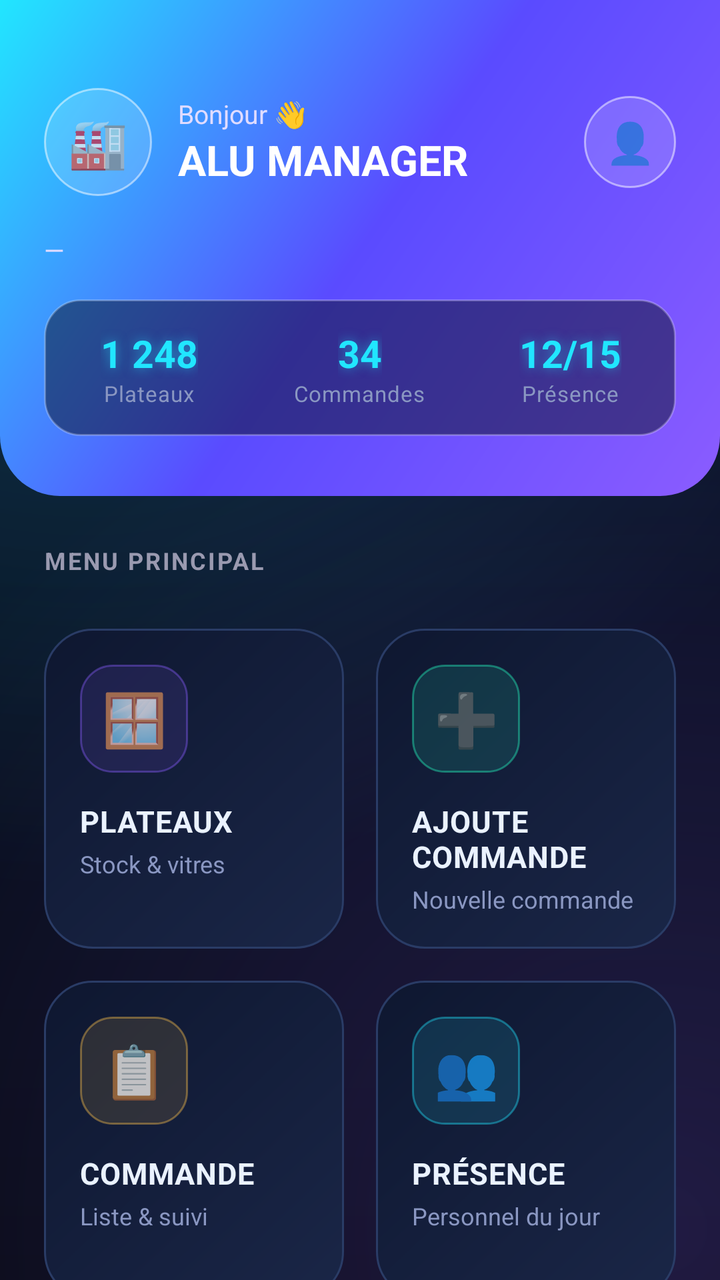
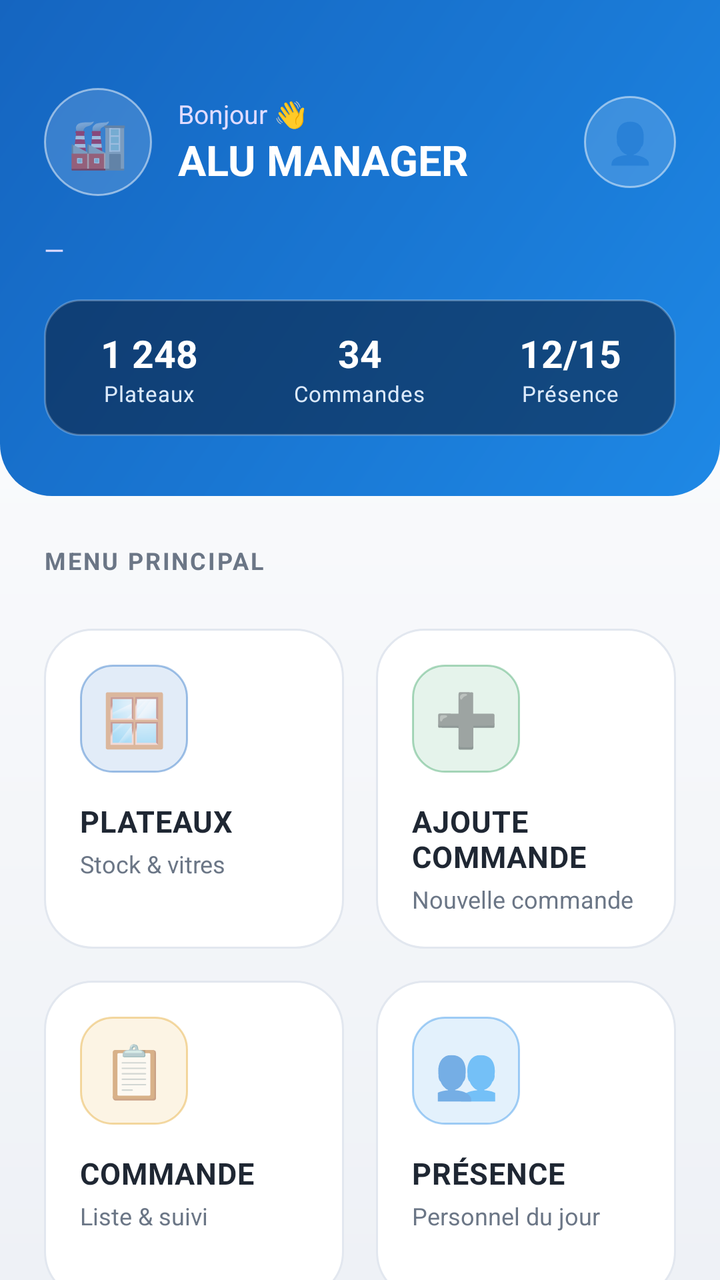

Two renders of the same Android screen: before a commit and after it. Below are the layout's source before the change and the commit's diff.
<!-- AndroidManifest.xml: application theme Theme.AluManager -->
<!-- res/layout/activity_home.xml -->
<?xml version="1.0" encoding="utf-8"?>
<ScrollView xmlns:android="http://schemas.android.com/apk/res/android"
    xmlns:app="http://schemas.android.com/apk/res-auto"
    android:layout_width="match_parent"
    android:layout_height="match_parent"
    android:background="@drawable/bg_space"
    android:fillViewport="true"
    android:scrollbars="none">

    <LinearLayout
        android:layout_width="match_parent"
        android:layout_height="wrap_content"
        android:orientation="vertical">

        
        <LinearLayout
            android:layout_width="match_parent"
            android:layout_height="wrap_content"
            android:background="@drawable/hero_bg"
            android:orientation="vertical"
            android:paddingHorizontal="22dp"
            android:paddingTop="44dp"
            android:paddingBottom="30dp">

            <LinearLayout
                android:layout_width="match_parent"
                android:layout_height="wrap_content"
                android:gravity="center_vertical"
                android:orientation="horizontal">

                <TextView
                    android:layout_width="54dp"
                    android:layout_height="54dp"
                    android:background="@drawable/avatar_circle"
                    android:gravity="center"
                    android:text="🏭"
                    android:textSize="24sp" />

                <LinearLayout
                    android:layout_width="0dp"
                    android:layout_height="wrap_content"
                    android:layout_marginStart="13dp"
                    android:layout_weight="1"
                    android:orientation="vertical">

                    <TextView
                        android:id="@+id/heroGreeting"
                        android:layout_width="wrap_content"
                        android:layout_height="wrap_content"
                        android:text="Bonjour 👋"
                        android:textColor="#E0DCFF"
                        android:textSize="13sp" />

                    <TextView
                        android:id="@+id/heroCompany"
                        android:layout_width="wrap_content"
                        android:layout_height="wrap_content"
                        android:text="ALU MANAGER"
                        android:textColor="#FFFFFF"
                        android:textSize="21sp"
                        android:textStyle="bold" />
                </LinearLayout>

                <TextView
                    android:id="@+id/btnAccount"
                    android:layout_width="46dp"
                    android:layout_height="46dp"
                    android:background="@drawable/avatar_circle"
                    android:gravity="center"
                    android:text="👤"
                    android:textSize="20sp" />
            </LinearLayout>

            <TextView
                android:id="@+id/heroDate"
                android:layout_width="wrap_content"
                android:layout_height="wrap_content"
                android:layout_marginTop="18dp"
                android:text="—"
                android:textColor="#E0DCFF"
                android:textSize="13sp" />

            
            <LinearLayout
                android:layout_width="match_parent"
                android:layout_height="wrap_content"
                android:layout_marginTop="16dp"
                android:background="@drawable/stat_pill"
                android:orientation="horizontal"
                android:paddingVertical="14dp">

                <LinearLayout style="@style/HStat">
                    <TextView style="@style/HStatVal" android:text="1 248" />
                    <TextView style="@style/HStatLbl" android:text="Plateaux" />
                </LinearLayout>

                <LinearLayout style="@style/HStat">
                    <TextView style="@style/HStatVal" android:text="34" />
                    <TextView style="@style/HStatLbl" android:text="Commandes" />
                </LinearLayout>

                <LinearLayout style="@style/HStat">
                    <TextView style="@style/HStatVal" android:text="12/15" />
                    <TextView style="@style/HStatLbl" android:text="Présence" />
                </LinearLayout>
            </LinearLayout>
        </LinearLayout>

        
        <TextView
            android:layout_width="wrap_content"
            android:layout_height="wrap_content"
            android:layout_marginStart="22dp"
            android:layout_marginTop="24dp"
            android:text="MENU PRINCIPAL"
            android:textColor="#9A9AB0"
            android:textSize="12sp"
            android:textStyle="bold"
            android:letterSpacing="0.08" />

        <GridLayout
            android:layout_width="match_parent"
            android:layout_height="wrap_content"
            android:columnCount="2"
            android:padding="14dp"
            android:layout_marginTop="4dp">

            
            <LinearLayout android:id="@+id/cardPlateaux" style="@style/QCard">
                <TextView style="@style/QCardIco" android:background="@drawable/badge_indigo" android:text="🪟" />
                <TextView style="@style/QCardLbl" android:text="PLATEAUX" />
                <TextView style="@style/QCardSub" android:text="Stock &amp; vitres" />
            </LinearLayout>

            
            <LinearLayout android:id="@+id/cardAjoute" style="@style/QCard">
                <TextView style="@style/QCardIco" android:background="@drawable/badge_green" android:text="➕" />
                <TextView style="@style/QCardLbl" android:text="AJOUTE COMMANDE" />
                <TextView style="@style/QCardSub" android:text="Nouvelle commande" />
            </LinearLayout>

            
            <LinearLayout android:id="@+id/cardCommande" style="@style/QCard">
                <TextView style="@style/QCardIco" android:background="@drawable/badge_amber" android:text="📋" />
                <TextView style="@style/QCardLbl" android:text="COMMANDE" />
                <TextView style="@style/QCardSub" android:text="Liste &amp; suivi" />
            </LinearLayout>

            
            <LinearLayout android:id="@+id/cardPresence" style="@style/QCard">
                <TextView style="@style/QCardIco" android:background="@drawable/badge_sky" android:text="👥" />
                <TextView style="@style/QCardLbl" android:text="PRÉSENCE" />
                <TextView style="@style/QCardSub" android:text="Personnel du jour" />
            </LinearLayout>

            
            <LinearLayout android:id="@+id/cardKaonty" style="@style/QCard">
                <TextView style="@style/QCardIco" android:background="@drawable/badge_green" android:text="💰" />
                <TextView style="@style/QCardLbl" android:text="KAONTY" />
                <TextView style="@style/QCardSub" android:text="Versement &amp; sortie" />
            </LinearLayout>

            
            <LinearLayout android:id="@+id/cardDirecteur" style="@style/QCard">
                <TextView style="@style/QCardIco" android:background="@drawable/badge_indigo" android:text="🧠" />
                <TextView style="@style/QCardLbl" android:text="DIRECTEUR IA" />
                <TextView style="@style/QCardSub" android:text="Analyse &amp; conseils" />
            </LinearLayout>

            
            <LinearLayout android:id="@+id/cardOptiCoupe" style="@style/QCard">
                <TextView style="@style/QCardIco" android:background="@drawable/badge_amber" android:text="✂️" />
                <TextView style="@style/QCardLbl" android:text="OPTI COUPE" />
                <TextView style="@style/QCardSub" android:text="Optimiser la chute" />
            </LinearLayout>

        </GridLayout>

        <View
            android:layout_width="match_parent"
            android:layout_height="20dp" />

    </LinearLayout>
</ScrollView>
<!-- resources referenced by this layout -->
<resources>
  <!-- drawable badge_amber (drawable) -->
  <?xml version="1.0" encoding="utf-8"?>
  <shape xmlns:android="http://schemas.android.com/apk/res/android" android:shape="rectangle">
      <solid android:color="#1FFFC34D" />
      <corners android:radius="16dp" />
      <stroke android:width="1dp" android:color="#66FFC34D" />
  </shape>
  <!-- drawable badge_green (drawable) -->
  <?xml version="1.0" encoding="utf-8"?>
  <shape xmlns:android="http://schemas.android.com/apk/res/android" android:shape="rectangle">
      <solid android:color="#1F27FFC4" />
      <corners android:radius="16dp" />
      <stroke android:width="1dp" android:color="#6627FFC4" />
  </shape>
  <!-- drawable badge_indigo (drawable) -->
  <?xml version="1.0" encoding="utf-8"?>
  <shape xmlns:android="http://schemas.android.com/apk/res/android" android:shape="rectangle">
      <solid android:color="#1F8B5CFF" />
      <corners android:radius="16dp" />
      <stroke android:width="1dp" android:color="#668B5CFF" />
  </shape>
  <!-- drawable badge_sky (drawable) -->
  <?xml version="1.0" encoding="utf-8"?>
  <shape xmlns:android="http://schemas.android.com/apk/res/android" android:shape="rectangle">
      <solid android:color="#1F21E6FF" />
      <corners android:radius="16dp" />
      <stroke android:width="1dp" android:color="#6621E6FF" />
  </shape>
  <!-- drawable bg_space (drawable) -->
  <?xml version="1.0" encoding="utf-8"?>
  <layer-list xmlns:android="http://schemas.android.com/apk/res/android">
      <item>
          <shape android:shape="rectangle">
              <gradient
                  android:angle="270"
                  android:startColor="#0C1430"
                  android:centerColor="#080E1F"
                  android:endColor="#060912" />
          </shape>
      </item>
      
      <item>
          <shape android:shape="rectangle">
              <gradient
                  android:type="radial"
                  android:centerX="0.12"
                  android:centerY="0.04"
                  android:gradientRadius="420dp"
                  android:startColor="#3321E6FF"
                  android:endColor="#0021E6FF" />
          </shape>
      </item>
      
      <item>
          <shape android:shape="rectangle">
              <gradient
                  android:type="radial"
                  android:centerX="0.92"
                  android:centerY="0.96"
                  android:gradientRadius="460dp"
                  android:startColor="#338B5CFF"
                  android:endColor="#008B5CFF" />
          </shape>
      </item>
  </layer-list>
  <!-- drawable hero_bg (drawable) -->
  <?xml version="1.0" encoding="utf-8"?>
  <shape xmlns:android="http://schemas.android.com/apk/res/android" android:shape="rectangle">
      <gradient
          android:angle="135"
          android:startColor="#8B5CFF"
          android:centerColor="#5A4BFF"
          android:endColor="#21E6FF" />
      <corners
          android:bottomLeftRadius="30dp"
          android:bottomRightRadius="30dp" />
  </shape>
  <style name="HStatLbl">
          <item name="android:layout_width">wrap_content</item>
          <item name="android:layout_height">wrap_content</item>
          <item name="android:textColor">@color/text_mu</item>
          <item name="android:textSize">11sp</item>
          <item name="android:letterSpacing">0.03</item>
      </style>
  <style name="HStatVal">
          <item name="android:layout_width">wrap_content</item>
          <item name="android:layout_height">wrap_content</item>
          <item name="android:textColor">@color/neon_cyan</item>
          <item name="android:textSize">19sp</item>
          <item name="android:textStyle">bold</item>
          <item name="android:shadowColor">#8021E6FF</item>
          <item name="android:shadowRadius">14</item>
          <item name="android:shadowDx">0</item>
          <item name="android:shadowDy">0</item>
      </style>
  <style name="Theme.AluManager" parent="Theme.MaterialComponents.NoActionBar">
          <item name="colorPrimary">@color/neon_violet</item>
          <item name="colorPrimaryVariant">@color/neon_cyan</item>
          <item name="colorOnPrimary">#08101F</item>
          <item name="colorAccent">@color/neon_cyan</item>
          <item name="android:windowBackground">@color/bg_deep</item>
          <item name="android:statusBarColor">@android:color/transparent</item>
          <item name="android:navigationBarColor">@color/bg_deep</item>
          <item name="android:windowLightStatusBar">false</item>
          <item name="android:colorBackground">@color/bg_deep</item>
      </style>
  <color name="text_mu">#8A97C2</color>
  <color name="neon_cyan">#21E6FF</color>
  <!-- drawable glass_card (drawable) -->
  <?xml version="1.0" encoding="utf-8"?>
  <shape xmlns:android="http://schemas.android.com/apk/res/android" android:shape="rectangle">
      <gradient
          android:angle="135"
          android:startColor="#1A2647"
          android:endColor="#0E1730" />
      <corners android:radius="24dp" />
      <stroke android:width="1dp" android:color="#2A3C66" />
  </shape>
  <color name="text_hi">#EAF2FF</color>
  <color name="neon_violet">#8B5CFF</color>
  <color name="bg_deep">#060912</color>
  <!-- unchanged entries left out for length: 7 -->
</resources>

<!-- the commit's change to res/layout/activity_home.xml (unified diff, before → after) -->
@@ -113,7 +113,7 @@
             android:layout_marginStart="22dp"
             android:layout_marginTop="24dp"
             android:text="MENU PRINCIPAL"
-            android:textColor="#9A9AB0"
+            android:textColor="#6B7686"
             android:textSize="12sp"
             android:textStyle="bold"
             android:letterSpacing="0.08" />
<!-- resource entries referenced after the edit -->
@@ -3,102 +3,69 @@
   <!-- drawable badge_amber (drawable) -->
   <?xml version="1.0" encoding="utf-8"?>
   <shape xmlns:android="http://schemas.android.com/apk/res/android" android:shape="rectangle">
-      <solid android:color="#1FFFC34D" />
+      <solid android:color="#1FE0A020" />
       <corners android:radius="16dp" />
-      <stroke android:width="1dp" android:color="#66FFC34D" />
+      <stroke android:width="1dp" android:color="#66E0A020" />
   </shape>
   <!-- drawable badge_green (drawable) -->
   <?xml version="1.0" encoding="utf-8"?>
   <shape xmlns:android="http://schemas.android.com/apk/res/android" android:shape="rectangle">
-      <solid android:color="#1F27FFC4" />
+      <solid android:color="#1F2E9E5B" />
       <corners android:radius="16dp" />
-      <stroke android:width="1dp" android:color="#6627FFC4" />
+      <stroke android:width="1dp" android:color="#662E9E5B" />
   </shape>
   <!-- drawable badge_indigo (drawable) -->
   <?xml version="1.0" encoding="utf-8"?>
   <shape xmlns:android="http://schemas.android.com/apk/res/android" android:shape="rectangle">
-      <solid android:color="#1F8B5CFF" />
+      <solid android:color="#1F1565C0" />
       <corners android:radius="16dp" />
-      <stroke android:width="1dp" android:color="#668B5CFF" />
+      <stroke android:width="1dp" android:color="#661565C0" />
   </shape>
   <!-- drawable badge_sky (drawable) -->
   <?xml version="1.0" encoding="utf-8"?>
   <shape xmlns:android="http://schemas.android.com/apk/res/android" android:shape="rectangle">
-      <solid android:color="#1F21E6FF" />
+      <solid android:color="#1F1E88E5" />
       <corners android:radius="16dp" />
-      <stroke android:width="1dp" android:color="#6621E6FF" />
+      <stroke android:width="1dp" android:color="#661E88E5" />
   </shape>
   <!-- drawable bg_space (drawable) -->
   <?xml version="1.0" encoding="utf-8"?>
-  <layer-list xmlns:android="http://schemas.android.com/apk/res/android">
-      <item>
-          <shape android:shape="rectangle">
-              <gradient
-                  android:angle="270"
-                  android:startColor="#0C1430"
-                  android:centerColor="#080E1F"
-                  android:endColor="#060912" />
-          </shape>
-      </item>
-      
-      <item>
-          <shape android:shape="rectangle">
-              <gradient
-                  android:type="radial"
-                  android:centerX="0.12"
-                  android:centerY="0.04"
-                  android:gradientRadius="420dp"
-                  android:startColor="#3321E6FF"
-                  android:endColor="#0021E6FF" />
-          </shape>
-      </item>
-      
-      <item>
-          <shape android:shape="rectangle">
-              <gradient
-                  android:type="radial"
-                  android:centerX="0.92"
-                  android:centerY="0.96"
-                  android:gradientRadius="460dp"
-                  android:startColor="#338B5CFF"
-                  android:endColor="#008B5CFF" />
-          </shape>
-      </item>
-  </layer-list>
+  <shape xmlns:android="http://schemas.android.com/apk/res/android" android:shape="rectangle">
+      <gradient
+          android:angle="270"
+          android:startColor="#FFFFFF"
+          android:endColor="#EEF1F6" />
+  </shape>
   <!-- drawable hero_bg (drawable) -->
   <?xml version="1.0" encoding="utf-8"?>
   <shape xmlns:android="http://schemas.android.com/apk/res/android" android:shape="rectangle">
       <gradient
           android:angle="135"
-          android:startColor="#8B5CFF"
-          android:centerColor="#5A4BFF"
-          android:endColor="#21E6FF" />
+          android:startColor="#1E88E5"
+          android:centerColor="#1976D2"
+          android:endColor="#1565C0" />
       <corners
-          android:bottomLeftRadius="30dp"
-          android:bottomRightRadius="30dp" />
+          android:bottomLeftRadius="26dp"
+          android:bottomRightRadius="26dp" />
   </shape>
   <style name="HStatLbl">
           <item name="android:layout_width">wrap_content</item>
           <item name="android:layout_height">wrap_content</item>
-          <item name="android:textColor">@color/text_mu</item>
+          <item name="android:textColor">#DCEAFB</item>
           <item name="android:textSize">11sp</item>
           <item name="android:letterSpacing">0.03</item>
       </style>
   <style name="HStatVal">
           <item name="android:layout_width">wrap_content</item>
           <item name="android:layout_height">wrap_content</item>
-          <item name="android:textColor">@color/neon_cyan</item>
+          <item name="android:textColor">#FFFFFF</item>
           <item name="android:textSize">19sp</item>
           <item name="android:textStyle">bold</item>
-          <item name="android:shadowColor">#8021E6FF</item>
-          <item name="android:shadowRadius">14</item>
-          <item name="android:shadowDx">0</item>
-          <item name="android:shadowDy">0</item>
       </style>
-  <style name="Theme.AluManager" parent="Theme.MaterialComponents.NoActionBar">
+  <style name="Theme.AluManager" parent="Theme.MaterialComponents.Light.NoActionBar">
           <item name="colorPrimary">@color/neon_violet</item>
           <item name="colorPrimaryVariant">@color/neon_cyan</item>
-          <item name="colorOnPrimary">#08101F</item>
+          <item name="colorOnPrimary">#FFFFFF</item>
           <item name="colorAccent">@color/neon_cyan</item>
           <item name="android:windowBackground">@color/bg_deep</item>
           <item name="android:statusBarColor">@android:color/transparent</item>
@@ -106,21 +73,21 @@
           <item name="android:windowLightStatusBar">false</item>
           <item name="android:colorBackground">@color/bg_deep</item>
       </style>
-  <color name="text_mu">#8A97C2</color>
-  <color name="neon_cyan">#21E6FF</color>
+  <color name="text_mu">#6B7686</color>
+  <color name="neon_cyan">#1E88E5</color>
   <!-- drawable glass_card (drawable) -->
   <?xml version="1.0" encoding="utf-8"?>
   <shape xmlns:android="http://schemas.android.com/apk/res/android" android:shape="rectangle">
       <gradient
           android:angle="135"
-          android:startColor="#1A2647"
-          android:endColor="#0E1730" />
+          android:startColor="#FFFFFF"
+          android:endColor="#FFFFFF" />
       <corners android:radius="24dp" />
-      <stroke android:width="1dp" android:color="#2A3C66" />
+      <stroke android:width="1dp" android:color="#E2E7EF" />
   </shape>
-  <color name="text_hi">#EAF2FF</color>
-  <color name="neon_violet">#8B5CFF</color>
-  <color name="bg_deep">#060912</color>
+  <color name="text_hi">#1F2733</color>
+  <color name="neon_violet">#1565C0</color>
+  <color name="bg_deep">#F4F6F9</color>
   <!-- unchanged entries left out for length: 7 -->
 </resources>
 
